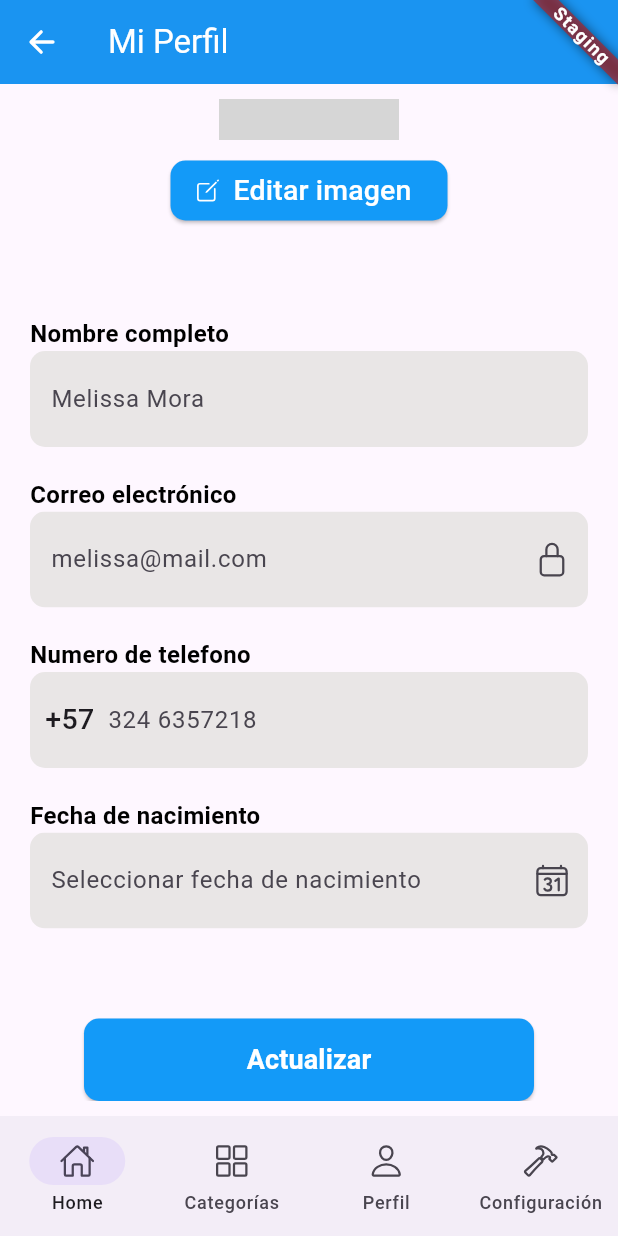
After one commit to wposso/Nautik_App, a Flutter app: the PerfilScreen screen opened by its route, scrolled down 93 dp, after a tap on "Editar imagen", on a phone screen of 412 x 824 dp. The commit adds this screen. Run offline on Flutter 3.47's test engine with Material 3 defaults, Android fonts, the phone set to English and light mode, and no system bars; our stand-ins replace flutter_map, ionicons, latlong2, shared_preferences; accounts and stored records are empty; grey boxes are pictures that could not be loaded.

Commit message:
Release v.2.5 - HomeBuild

```diff
--- a/lib/core/widgets/global_drawer.dart
+++ b/lib/core/widgets/global_drawer.dart
@@ -55,7 +55,9 @@ class GlobalDrawer extends StatelessWidget {
                   context,
                   Ionicons.person_outline,
                   'Mi perfil',
-                  () {},
+                  () {
+                    Navigator.pushNamed(context, '/Perfil');
+                  },
                 ),
                 buildListile(
                   context,
--- /dev/null
+++ b/lib/core/widgets/global_footer.dart
@@ -0,0 +1,22 @@
+import 'package:flutter/material.dart';
+import 'package:ionicons/ionicons.dart';
+
+Widget buildGlobalFooter(BuildContext context) {
+  return NavigationBar(
+    destinations: [
+      NavigationDestination(icon: Icon(Ionicons.home_outline), label: 'Home'),
+      NavigationDestination(
+        icon: Icon(Ionicons.grid_outline),
+        label: 'Categorías',
+      ),
+      NavigationDestination(
+        icon: Icon(Ionicons.person_outline),
+        label: 'Perfil',
+      ),
+      NavigationDestination(
+        icon: Icon(Ionicons.hammer_outline),
+        label: 'Configuración',
+      ),
+    ],
+  );
+}
--- a/lib/data/models/product_model.dart
+++ b/lib/data/models/product_model.dart
@@ -154,10 +154,10 @@ void buildModalBottomSheet(
                                 onPressed: () {
                                   Navigator.pop(
                                     context,
-                                  ); // Cierra el AlertDialog
+                                  );
                                   Navigator.pop(
                                     context,
-                                  ); // Cierra el modal bottom sheet
+                                  );
 
                                   Navigator.push(
                                     context,
--- a/lib/main.dart
+++ b/lib/main.dart
@@ -1,5 +1,6 @@
 import 'package:flutter/material.dart';
 import 'package:nautik_app/modules/auth/controllers/authentication_controller.dart';
+import 'package:nautik_app/providers/profile_provider.dart';
 import 'package:nautik_app/routes/routes.dart';
 import 'package:provider/provider.dart';
 
@@ -8,6 +9,7 @@ void main() {
     MultiProvider(
       providers: [
         ChangeNotifierProvider(create: (_) => AuthenticationController()),
+        ChangeNotifierProvider(create: (x) => DateTimeProvider()),
       ],
       child: const NautikApp(),
     ),
--- a/lib/modules/auth/widgets/form_widget.dart
+++ b/lib/modules/auth/widgets/form_widget.dart
@@ -21,6 +21,7 @@ Widget buildTextField(
     obscureText: isPasswordField ? !isPasswordVisible : false,
     controller: controller,
     decoration: InputDecoration(
+      contentPadding: EdgeInsets.symmetric(vertical: 20, horizontal: 10),
       suffixIcon:
           isPasswordField && controller.text.isNotEmpty
               ? IconButton(
@@ -38,7 +39,9 @@ Widget buildTextField(
               : null,
       prefixIcon: Icon(icon, size: 30),
       hintText: text,
-      border: UnderlineInputBorder(),
+      border: InputBorder.none,
+      filled: true,
+      fillColor: inputColor,
     ),
   );
 }
--- a/lib/routes/routes.dart
+++ b/lib/routes/routes.dart
@@ -2,6 +2,7 @@ import 'package:flutter/material.dart';
 import 'package:nautik_app/screens/categorias_screen.dart';
 import 'package:nautik_app/screens/home_screen.dart';
 import 'package:nautik_app/screens/login_screen.dart';
+import 'package:nautik_app/screens/perfil_screen.dart';
 import 'package:nautik_app/screens/registro_screen.dart';
 
 Map<String, Widget Function(BuildContext)> routes = {
@@ -9,4 +10,5 @@ Map<String, Widget Function(BuildContext)> routes = {
   '/Register': (context) => Register(),
   '/Home': (context) => Home(),
   '/Categories': (context) => Categoriesview(),
+  '/Perfil': (context) => PerfilScreen()
 };
--- /dev/null
+++ b/lib/screens/perfil_screen.dart
@@ -0,0 +1,214 @@
+import 'package:flutter/material.dart';
+import 'package:ionicons/ionicons.dart';
+import 'package:nautik_app/core/utils/ui_helpers.dart';
+import 'package:nautik_app/core/widgets/global_footer.dart';
+import 'package:nautik_app/modules/auth/models/user_model.dart';
+import 'package:nautik_app/providers/profile_provider.dart';
+import 'package:nautik_app/themes/colors.dart';
+import 'package:nautik_app/widgets/custom_widgets.dart';
+import 'package:provider/provider.dart';
+
+class PerfilScreen extends StatefulWidget {
+  const PerfilScreen({super.key});
+
+  @override
+  State<PerfilScreen> createState() => _PerfilScreenState();
+}
+
+class _PerfilScreenState extends State<PerfilScreen> {
+  @override
+  Widget build(BuildContext context) {
+    final model = Provider.of<DateTimeProvider>(context);
+    return Scaffold(
+      bottomNavigationBar: buildGlobalFooter(context),
+      appBar: AppBar(
+        title: Text('Mi Perfil'),
+        leading: IconButton(
+          onPressed: () {
+            Navigator.pop(context);
+          },
+          icon: Icon(Ionicons.arrow_back),
+        ),
+        backgroundColor: primaryColor,
+        foregroundColor: Colors.white,
+      ),
+      body: Padding(
+        padding: EdgeInsets.symmetric(horizontal: 20, vertical: 10),
+        child: ListView.builder(
+          itemCount: 1,
+          itemBuilder: (context, i) {
+            final user = usersList[i];
+            return Column(
+              children: [
+                CircleAvatar(
+                  radius: 60,
+                  child: ClipOval(
+                    child: Image.asset(
+                      'assets/logo/profile_picture.jpg',
+                      fit: BoxFit.cover,
+                      width: 190,
+                      height: 190,
+                    ),
+                  ),
+                ),
+                buildHeight(10),
+                ElevatedButton.icon(
+                  onPressed: () {},
+                  style: ElevatedButton.styleFrom(
+                    backgroundColor: primaryColor,
+                    foregroundColor: Colors.white,
+                    shape: RoundedRectangleBorder(
+                      borderRadius: BorderRadius.circular(10),
+                    ),
+                  ),
+                  label: Text(
+                    'Editar imagen',
+                    style: TextStyle(fontSize: generalText),
+                  ),
+                  icon: Icon(Ionicons.create_outline),
+                  iconAlignment: IconAlignment.start,
+                ),
+                buildHeight(60),
+                Row(
+                  mainAxisAlignment: MainAxisAlignment.start,
+                  children: [
+                    Text(
+                      'Nombre completo',
+                      style: TextStyle(
+                        fontSize: 16,
+                        fontWeight: FontWeight.w600,
+                        color: Colors.black,
+                      ),
+                    ),
+                  ],
+                ),
+                ClipRRect(
+                  borderRadius: BorderRadius.circular(10),
+                  child: TextField(
+                    decoration: InputDecoration(
+                      hintText: user.name,
+                      contentPadding: EdgeInsets.symmetric(
+                        horizontal: 10,
+                        vertical: 20,
+                      ),
+                      border: InputBorder.none,
+                      filled: true,
+                      fillColor: inputColor,
+                    ),
+                  ),
+                ),
+                buildHeight(20),
+                Row(
+                  mainAxisAlignment: MainAxisAlignment.start,
+                  children: [
+                    Text(
+                      'Correo electrónico',
+                      style: TextStyle(
+                        fontSize: 16,
+                        fontWeight: FontWeight.w600,
+                        color: Colors.black,
+                      ),
+                    ),
+                  ],
+                ),
+                ClipRRect(
+                  borderRadius: BorderRadius.circular(10),
+                  child: TextField(
+                    readOnly: true,
+                    decoration: InputDecoration(
+                      suffixIcon: Icon(Ionicons.lock_closed_outline),
+                      hintText: user.email,
+                      contentPadding: EdgeInsets.symmetric(
+                        horizontal: 10,
+                        vertical: 20,
+                      ),
+                      border: InputBorder.none,
+                      filled: true,
+                      fillColor: inputColor,
+                    ),
+                  ),
+                ),
+                buildHeight(20),
+                Row(
+                  mainAxisAlignment: MainAxisAlignment.start,
+                  children: [
+                    Text(
+                      'Numero de telefono',
+                      style: TextStyle(
+                        fontSize: 16,
+                        fontWeight: FontWeight.w600,
+                        color: Colors.black,
+                      ),
+                    ),
+                  ],
+                ),
+                ClipRRect(
+                  borderRadius: BorderRadius.circular(10),
+                  child: TextField(
+                    decoration: InputDecoration(
+                      prefixIcon: Padding(
+                        padding: const EdgeInsets.only(top: 10, left: 10),
+                        child: Text(
+                          '+57',
+                          style: TextStyle(
+                            fontSize: generalText,
+                            fontWeight: FontWeight.w500,
+                          ),
+                        ),
+                      ),
+                      hintText: '324 6357218',
+                      contentPadding: EdgeInsets.symmetric(
+                        horizontal: 10,
+                        vertical: 20,
+                      ),
+                      border: InputBorder.none,
+                      filled: true,
+                      fillColor: inputColor,
+                    ),
+                  ),
+                ),
+                buildHeight(20),
+                Row(
+                  mainAxisAlignment: MainAxisAlignment.start,
+                  children: [
+                    Text(
+                      'Fecha de nacimiento',
+                      style: TextStyle(
+                        fontSize: 16,
+                        fontWeight: FontWeight.w600,
+                        color: Colors.black,
+                      ),
+                    ),
+                  ],
+                ),
+                ClipRRect(
+                  borderRadius: BorderRadius.circular(10),
+                  child: TextField(
+                    onTap: () {
+                      model.dateTimePicker(context);
+                    },
+                    controller: model.dateController,
+                    readOnly: true,
+                    decoration: InputDecoration(
+                      suffixIcon: Icon(Ionicons.calendar_number_outline),
+                      hintText: 'Seleccionar fecha de nacimiento',
+                      contentPadding: EdgeInsets.symmetric(
+                        horizontal: 10,
+                        vertical: 20,
+                      ),
+                      border: InputBorder.none,
+                      filled: true,
+                      fillColor: inputColor,
+                    ),
+                  ),
+                ),
+                buildHeight(60),
+                buildPrimaryButton(context, 'Actualizar', () {}),
+              ],
+            );
+          },
+        ),
+      ),
+    );
+  }
+}
--- a/lib/screens/registro_screen.dart
+++ b/lib/screens/registro_screen.dart
@@ -20,7 +20,7 @@ class _RegisterState extends State<Register> {
     return Scaffold(
       backgroundColor: backgroundColor,
       body: Padding(
-        padding: EdgeInsets.symmetric(vertical: 20, horizontal: 38),
+        padding: EdgeInsets.symmetric(vertical: 15, horizontal: 30),
         child: Column(
           children: [
             SizedBox(width: 250, child: nautik_logo()),
@@ -83,13 +83,13 @@ class _RegisterState extends State<Register> {
                 ),
               ],
             ),
-            buildHeight(80),
+            buildHeight(50),
             buildPrimaryButton(context, 'Registrarme', () {
               setState(() {
                 registerUser(context);
               });
             }),
-            buildHeight(20),
+            buildHeight(15),
             Row(
               children: [
                 Text(
--- a/lib/themes/colors.dart
+++ b/lib/themes/colors.dart
@@ -2,5 +2,6 @@ import 'package:flutter/material.dart';
 
 Color primaryColor = const Color.fromARGB(255, 19, 154, 248);
 Color backgroundColor = Colors.white;
-double generalText = 17;
+double generalText = 19;
 Color searchbarColor = Color.fromARGB(255, 240, 240, 240);
+Color inputColor = Color.fromARGB(255, 233, 230, 230);
--- a/lib/widgets/custom_widgets.dart
+++ b/lib/widgets/custom_widgets.dart
@@ -40,7 +40,7 @@ void welcomeUser(BuildContext context) {
               mainAxisSize: MainAxisSize.min,
               children: [
                 Text(
-                  'Bienvenido a nuestra aplicación \nahora podrás disfrutar de la mejor \ncomida',
+                  'Bienvenido a nuestra aplicación,\n ahora podrás disfrutar de la\n mejor comida',
                   style: TextStyle(fontSize: generalText),
                   textAlign: TextAlign.center,
                 ),
@@ -225,6 +225,5 @@ Widget buildPrimaryButton(BuildContext context, String text, Function onTap) {
       text,
       style: TextStyle(fontSize: 18, fontWeight: FontWeight.bold),
     ),
-
   );
 }
```
Also changed, not shown: lib/modules/auth/models/user_model.dart (+12 -0 lines), lib/providers/profile_provider.dart (added, +30 -0 lines), lib/screens/home_screen.dart (+56 -141 lines), lib/screens/login_screen.dart (+31 -7 lines), lib/widgets/nautik_widget.dart (+9 -3 lines).
